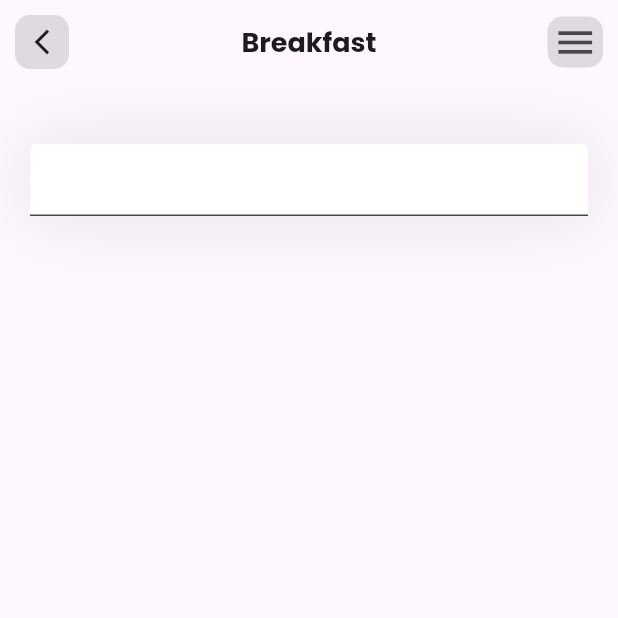
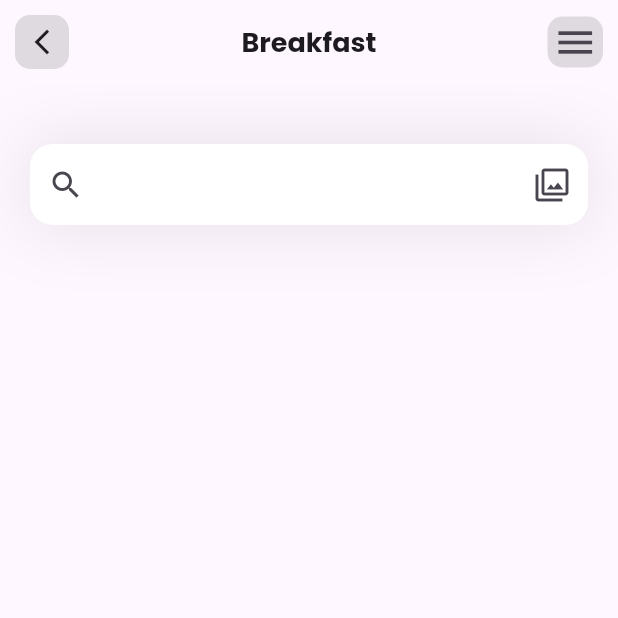
Before and after one commit to thisaraganhewa/fitness-App, a Flutter app: the screen it shows after launch, on a phone screen of 412 x 824 dp, the top half of it. Run offline on Flutter 3.47's test engine with Material 3 defaults, Android fonts, the phone set to English and light mode, and no system bars; our stand-ins replace flutter_svg.

Commit message:
added prefeix and suffix icons to search bar

```diff
--- a/lib/Pages/home.dart
+++ b/lib/Pages/home.dart
@@ -25,8 +25,22 @@ class Home extends StatelessWidget {
             child: TextField(
               decoration: InputDecoration(
                 filled: true,
-                fillColor: Colors.white
+                fillColor: Colors.white,
+                contentPadding: EdgeInsets.all(15),
+                border: OutlineInputBorder(
+                  borderRadius: BorderRadius.circular(15),
+                  borderSide: BorderSide.none
+                ),
+                prefixIcon: const Padding(
+                  padding: EdgeInsets.all(12.0),
+                  child: Icon(Icons.search),
+                ),
+                suffixIcon: const Padding(
+                  padding: EdgeInsets.all(8.0),
+                  child: Icon(Icons.filter),
+                )
               ),
+
             ),
           )
         ],
```
